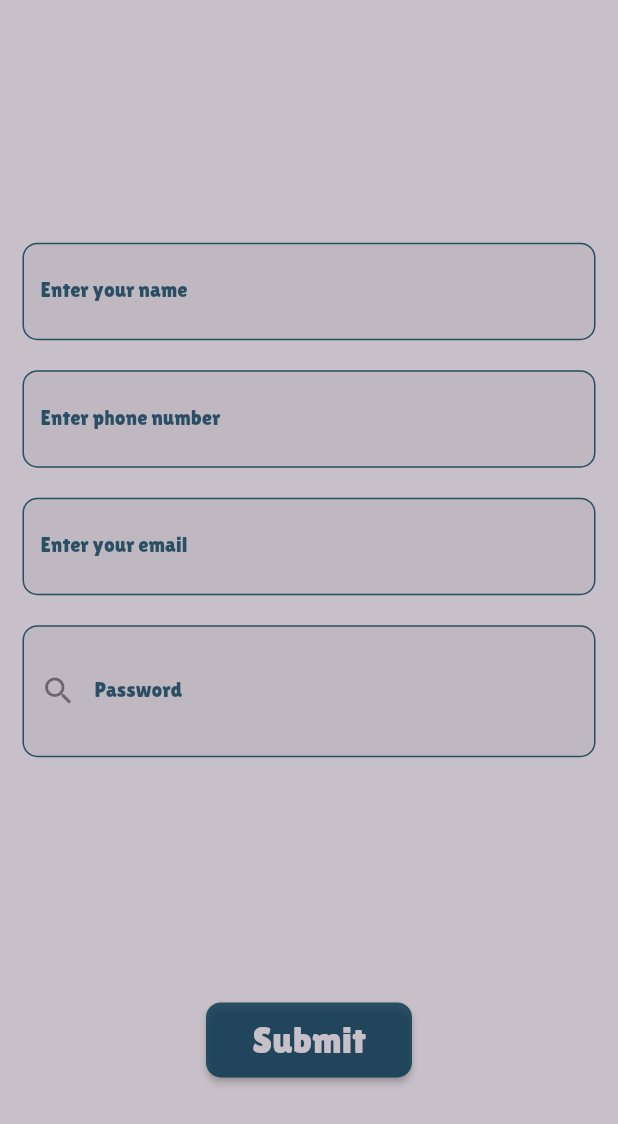
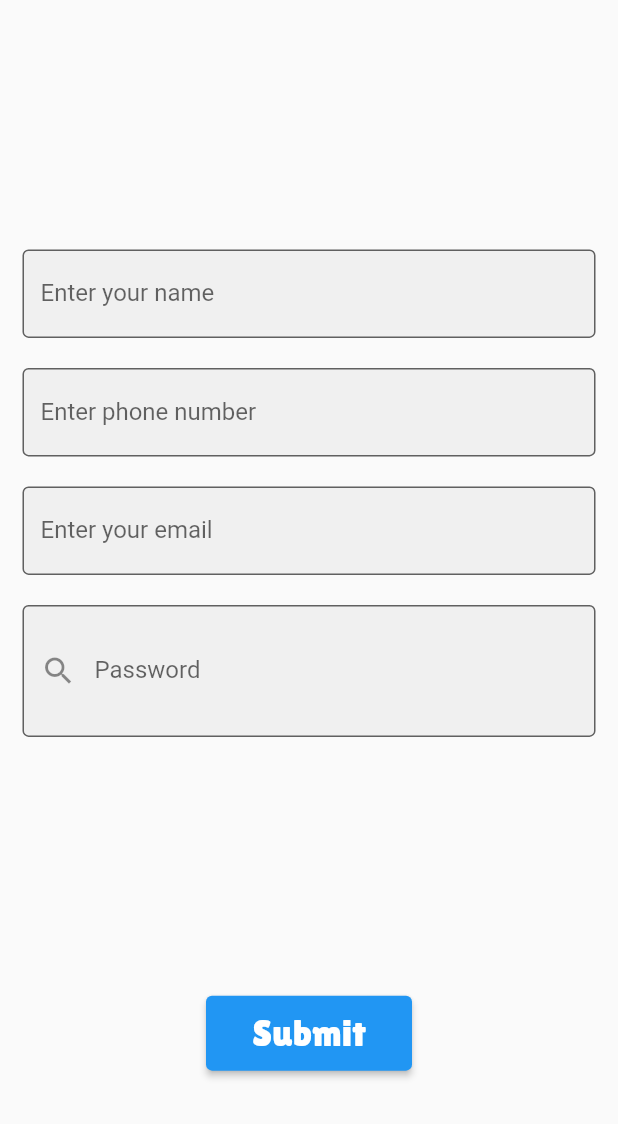
Before and after one commit to LiliaMamutova/dog_friends, a Flutter app: the SignUpScreen screen opened directly, on a phone screen of 412 x 824 dp. Shown: the top 1124 px of the screen. Run offline on Flutter 3.47's test engine with Material 2 defaults, Android fonts, the light colour scheme and no system bars; our stand-ins replace bloc, flutter_bloc, flutter_riverpod; Roboto replaces fonts that are missing (LilitaOneScript); project files that could hold a hidden picture were left out.

Commit message:
bloc-state maneger for create theme mode

```diff
--- /dev/null
+++ b/lib/features/user/bloc/bloc_theme_mode_event.dart
@@ -0,0 +1,4 @@
+part of 'bloc_theme_mode_bloc.dart';
+
+@immutable
+abstract class ThemeModeEvent {}
--- /dev/null
+++ b/lib/features/user/bloc/bloc_theme_mode_state.dart
@@ -0,0 +1,6 @@
+part of 'bloc_theme_mode_bloc.dart';
+
+@immutable
+abstract class ThemeModeState {}
+
+class ThemeModeInitial extends ThemeModeState {}
--- /dev/null
+++ b/lib/features/user/bloc/theme_mode_cubit.dart
@@ -0,0 +1,22 @@
+import 'package:flutter/material.dart';
+import 'package:flutter_bloc/flutter_bloc.dart';
+
+part 'theme_mode_state.dart';
+
+class ThemeModeCubit extends Cubit<ThemeModeState> {
+  ThemeModeCubit() : super(ThemeModeInitial());
+
+  late bool _isDark = false;
+  late bool _isLight = true;
+
+  bool get isDark => _isDark;
+
+  bool get isLight => _isLight;
+
+  void changeThemeMode() {
+    _isDark = !_isDark;
+    _isLight = !_isLight;
+
+    emit(ThemeModeChanged());
+  }
+}
--- /dev/null
+++ b/lib/features/user/bloc/theme_mode_state.dart
@@ -0,0 +1,8 @@
+part of 'theme_mode_cubit.dart';
+
+@immutable
+abstract class ThemeModeState {}
+
+class ThemeModeInitial extends ThemeModeState {}
+
+class ThemeModeChanged extends ThemeModeState {}
```
Also changed, not shown: lib/features/user/bloc/bloc_theme_mode_bloc.dart (added, +13 -0 lines), lib/features/user/screens/user_profile_screen.dart (+27 -22 lines), lib/main.dart (+24 -26 lines), lib/shared_widgets/nav_bar_widget.dart (+7 -10 lines), bloc_theme_mode.gif (added).
